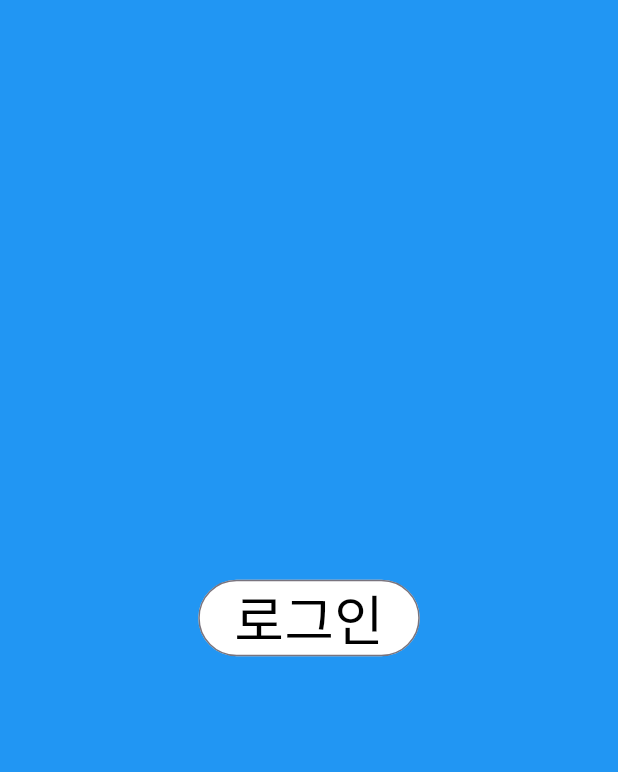
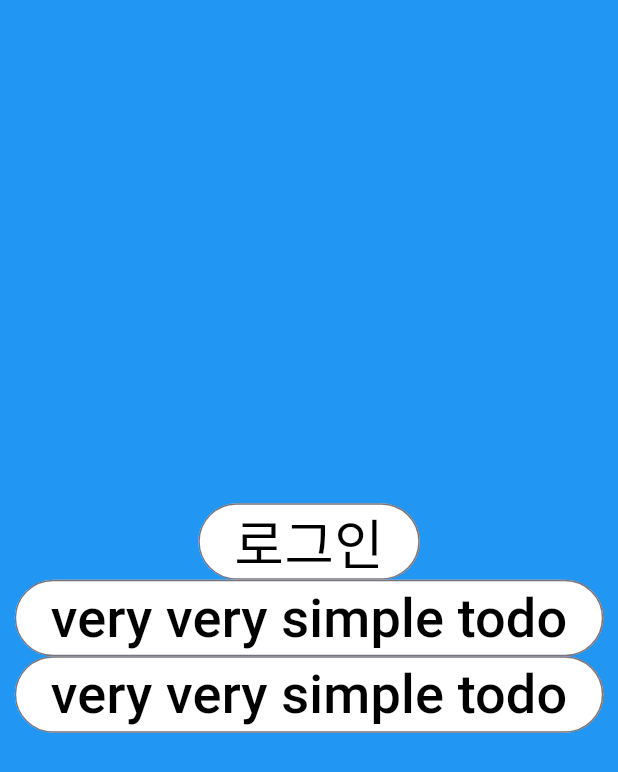
Before and after one commit to robot147/FE_schoolcheck, a Flutter app: the screen it shows after launch, on a phone screen of 412 x 824 dp. Shown: the top 772 px of the screen. Run offline on Flutter 3.47's test engine with Material 3 defaults, Android fonts, the phone set to English and light mode, and no system bars; our stand-ins replace device_info_plus, dio, flutter_riverpod, freezed_annotation, go_router, logger and 2 more; missing offline and left inert: path_to_regexp; generated files the repository leaves out were written again.

Commit message:
riverpod 문서 학습 및 매우 간단 todo

```diff
--- a/lib/router/router.dart
+++ b/lib/router/router.dart
@@ -1,11 +1,14 @@
 import 'package:flutter/material.dart';
 import 'package:flutter_application_1/router/router_path.dart';
+import 'package:flutter_application_1/view/doc/consumer.dart';
 import 'package:flutter_application_1/view/home/home_page.dart';
 import 'package:flutter_application_1/view/home/member_page/member_page.dart';
 import 'package:flutter_application_1/view/login/login_page.dart';
 import 'package:flutter_application_1/view/splash_page.dart';
 import 'package:flutter_riverpod/flutter_riverpod.dart';
 import 'package:go_router/go_router.dart';
+
+import '../view/todo/todo.dart';
 
 //화면전환
 Widget fadeTransition(BuildContext context, Animation<double> animation,
@@ -72,6 +75,28 @@ final goRouterProvider = Provider<GoRouter>(
                 transitionsBuilder: slideTransition,
               ),
             ),
+             GoRoute(
+              path: RouterPath.todo.path,
+              name: RouterPath.todo.name,
+              pageBuilder: (context, state) => CustomTransitionPage<void>(
+                transitionDuration: const Duration(milliseconds: 500),
+                key: state.pageKey,
+                child: Todo(
+                ),
+                transitionsBuilder: slideTransition,
+              ),
+            ),
+            GoRoute(
+              path: RouterPath.doc.path,
+              name: RouterPath.doc.name,
+              pageBuilder: (context, state) => CustomTransitionPage<void>(
+                transitionDuration: const Duration(milliseconds: 500),
+                key: state.pageKey,
+                child: DocHome(
+                ),
+                transitionsBuilder: slideTransition,
+              ),
+            ),
           ],
         ),
       ],
--- a/lib/router/router_path.dart
+++ b/lib/router/router_path.dart
@@ -6,6 +6,10 @@ enum RouterPath {
 
   //home 하위
   memberPage('member_page/:memberId', 'member_page'),
+    todo('todo', 'todo'),
+        doc('dpc', 'doc'),
+
+
   ;
 
   const RouterPath(this.path, this.name);
--- a/lib/view/login/login_page.dart
+++ b/lib/view/login/login_page.dart
@@ -30,7 +30,35 @@ class LoginPage extends ConsumerWidget {
                 ),
               ),
             ),
-          )
+          ),
+          OutlinedButton(
+              style: const ButtonStyle(
+                backgroundColor: MaterialStatePropertyAll(Colors.white),
+              ),
+              onPressed: () {
+                route.pushNamed(RouterPath.todo.name);
+              },
+              child: Text(
+                'very very simple todo',
+                style: TextStyle(
+                  color: Colors.black,
+                  fontSize: 36,
+                ),
+              )),
+              OutlinedButton(
+              style: const ButtonStyle(
+                backgroundColor: MaterialStatePropertyAll(Colors.white),
+              ),
+              onPressed: () {
+                route.pushNamed(RouterPath.doc.name);
+              },
+              child: Text(
+                'very very simple todo',
+                style: TextStyle(
+                  color: Colors.black,
+                  fontSize: 36,
+                ),
+              ))
         ],
       ),
     );
--- a/pubspec.yaml
+++ b/pubspec.yaml
@@ -37,7 +37,7 @@ dependencies:
   go_router: ^10.0.0
   flutter_riverpod: ^2.4.9
   riverpod_annotation: 2.3.3
-  build_runner: 2.3.3
+  build_runner: ^2.4.7
   riverpod_generator: 2.3.9
   json_serializable: 6.6.2
   freezed: ^2.3.5
```
Also changed, not shown: lib/view/doc/activity.dart (added, +25 -0 lines), lib/view/doc/consumer.dart (added, +31 -0 lines), lib/view/doc/provider.dart (added, +21 -0 lines), lib/view/todo/todo.dart (added, +87 -0 lines), lib/view/todo/todo_provider.dart (added, +20 -0 lines), lib/view/doc/activity.freezed.dart (added), lib/view/doc/activity.g.dart (added), lib/view/doc/provider.g.dart (added), pubspec.lock, 3 other files.
